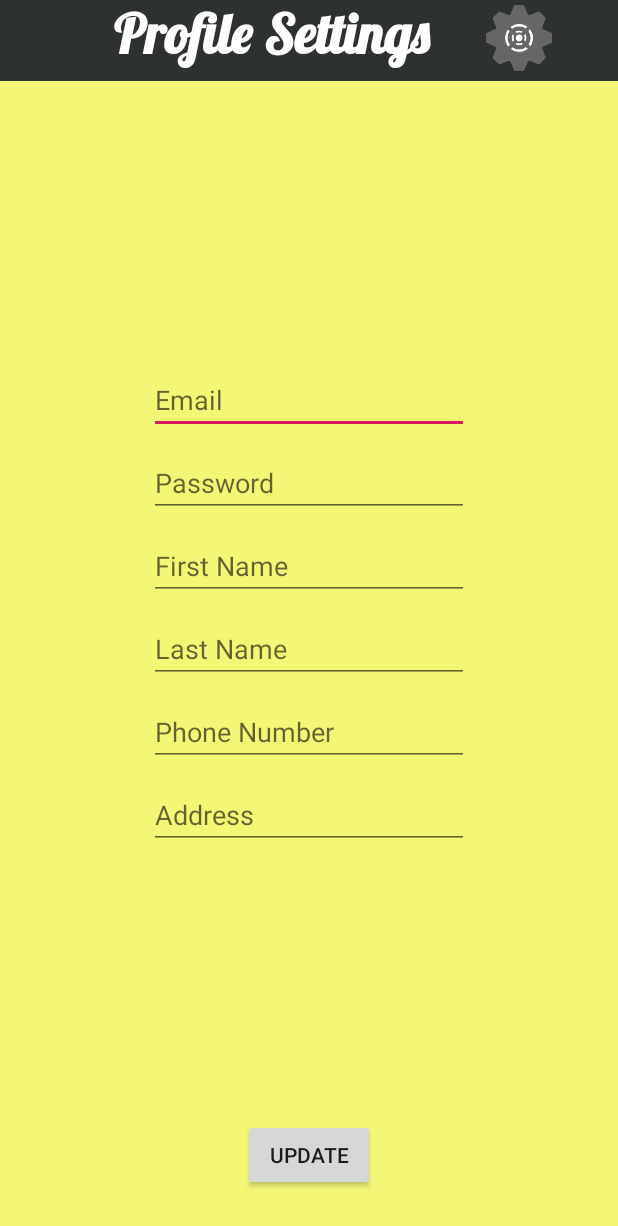
After one commit to Soulrecycler/ParkYardApp, an Android app: the ProfileActivity screen opened directly, with no data from a screen before it, on a phone screen of 412 x 824 dp. The commit adds this screen. Shown: the top 1226 px of the screen. Run offline under Robolectric (Android 15) with nearby library versions, the phone set to English and light mode, and no system bars; our stand-ins replace Firebase (no records; nobody signed in at launch, a user with empty details on screens opened directly); Roboto replaces fonts that are not available here.

Commit message:
Further work on profile activity, and update user db

```diff
--- a/app/src/main/AndroidManifest.xml
+++ b/app/src/main/AndroidManifest.xml
@@ -45,7 +45,7 @@
             </intent-filter>
         </activity>
         <activity android:name=".LoanActivity" />
-        <activity android:name=".Profile"></activity>
+        <activity android:name=".ProfileActivity"></activity>
     </application>
 
 </manifest>
--- a/app/src/main/java/com/application/parkyardapp/Profile.java
+++ /dev/null
@@ -1,13 +0,0 @@
-package com.application.parkyardapp;
-
-import android.support.v7.app.AppCompatActivity;
-import android.os.Bundle;
-
-public class Profile extends AppCompatActivity {
-
-    @Override
-    protected void onCreate(Bundle savedInstanceState) {
-        super.onCreate(savedInstanceState);
-        setContentView(R.layout.activity_profile);
-    }
-}
--- /dev/null
+++ b/app/src/main/java/com/application/parkyardapp/ProfileActivity.java
@@ -0,0 +1,160 @@
+package com.application.parkyardapp;
+
+import android.support.annotation.NonNull;
+import android.support.v7.app.AppCompatActivity;
+import android.os.Bundle;
+import android.util.Log;
+import android.view.View;
+import android.widget.Button;
+import android.widget.EditText;
+import android.widget.Toast;
+
+import com.google.android.gms.tasks.OnFailureListener;
+import com.google.android.gms.tasks.OnSuccessListener;
+import com.google.firebase.auth.FirebaseAuth;
+import com.google.firebase.firestore.DocumentReference;
+import com.google.firebase.firestore.DocumentSnapshot;
+import com.google.firebase.firestore.FirebaseFirestore;
+
+import java.util.HashMap;
+import java.util.Map;
+
+public class ProfileActivity extends AppCompatActivity {
+
+    private FirebaseAuth firebaseAuth;
+    private FirebaseFirestore db;
+    private DocumentReference userRef;
+    private String user_id,email,fname,lname,phone,address;
+    EditText userEmail,userFname,userLname,userPhone,userAddress;
+    Button updateBtn;
+
+    //static string for use in firestore function
+    private static final String TAG = "ProfileActivity";
+
+
+    // assigner function
+    private void setupUI(){
+        userEmail = findViewById(R.id.etUserEmail);
+        userFname = findViewById(R.id.etFirstName);
+        userLname = findViewById(R.id.etLastName);
+        userPhone = findViewById(R.id.etUserPhone);
+        userAddress = findViewById(R.id.etUserAddress);
+
+        updateBtn = findViewById(R.id.updateBtn);
+    }
+
+    //fetch data from firebase and store in object variables
+    private void fetchData(){
+
+        firebaseAuth=FirebaseAuth.getInstance();
+        db = FirebaseFirestore.getInstance();
+
+        //fetch current user uid
+        user_id = FirebaseAuth.getInstance().getCurrentUser().getUid();
+        email = FirebaseAuth.getInstance().getCurrentUser().getEmail();
+
+        //fetch document using current user id
+        userRef = db.collection("users").document(user_id);
+
+        //fetch details from document and display first and last name of current user
+        userRef.get()
+                .addOnSuccessListener(new OnSuccessListener<DocumentSnapshot>() {
+                    @Override
+                    public void onSuccess(DocumentSnapshot documentSnapshot) {
+                        if(documentSnapshot.exists())
+                        {
+                            fname = documentSnapshot.getString("first_name");
+                            lname = documentSnapshot.getString("last_name");
+                            phone = documentSnapshot.getString("phone");
+                            address = documentSnapshot.getString("address");
+                        }
+                        else
+                        {
+                            Toast.makeText(ProfileActivity.this, "User Details do not exist", Toast.LENGTH_SHORT).show();
+                        }
+                    }
+                })
+                .addOnFailureListener(new OnFailureListener() {
+                    @Override
+                    public void onFailure(@NonNull Exception e) {
+
+                    }
+                });
+
+    }
+
+
+    private void displayCurrentData(){
+
+        userEmail.setText(email);
+        userFname.setText(fname);
+        userLname.setText(lname);
+        userPhone.setText(phone);
+        userAddress.setText(address);
+
+    }
+
+
+
+
+    @Override
+    protected void onCreate(Bundle savedInstanceState) {
+        super.onCreate(savedInstanceState);
+        setContentView(R.layout.activity_profile);
+
+        setupUI();
+        fetchData();
+
+        displayCurrentData();
+
+        updateBtn.setOnClickListener(new View.OnClickListener() {
+            @Override
+            public void onClick(View view) {
+
+
+                //Update values if the editText values are not empty
+                if (!userEmail.getText().toString().trim().isEmpty()) {
+                    email = userEmail.getText().toString().trim();
+                }
+                if (!userFname.getText().toString().trim().isEmpty()) {
+                    fname = userFname.getText().toString().trim();
+                }
+                if (!userLname.getText().toString().trim().isEmpty()) {
+                    lname = userLname.getText().toString().trim();
+                }
+                if (!userPhone.getText().toString().trim().isEmpty()) {
+                    phone = userPhone.getText().toString().trim();
+                }
+                if (!userAddress.getText().toString().trim().isEmpty()) {
+                    address = userAddress.getText().toString().trim();
+                }
+
+                Map<String, Object> user = new HashMap<>();
+                user.put("first_name",fname );
+                user.put("last_name",lname );
+                user.put("phone",phone );
+                user.put("address",address );
+
+                String user_id = FirebaseAuth.getInstance().getCurrentUser().getUid();
+
+                db.collection("users").document(user_id).set(user)
+                        .addOnSuccessListener(new OnSuccessListener<Void>() {
+                            @Override
+                            public void onSuccess(Void aVoid) {
+                                Toast.makeText(ProfileActivity.this, "User Information Saved", Toast.LENGTH_SHORT).show();
+                            }
+                        })
+                        .addOnFailureListener(new OnFailureListener() {
+                            @Override
+                            public void onFailure(@NonNull Exception e) {
+                                Toast.makeText(ProfileActivity.this, "Error!", Toast.LENGTH_SHORT).show();
+                                Log.d(TAG,e.toString());
+                            }
+                        });
+
+
+            }
+        });
+
+    }
+}
--- a/app/src/main/java/com/application/parkyardapp/SettingsActivity.java
+++ b/app/src/main/java/com/application/parkyardapp/SettingsActivity.java
@@ -14,17 +14,25 @@ public class SettingsActivity extends AppCompatActivity {
 
 
     Button changeProfileBtn,changePassBtn,supportBtn,logoutBtn;
-    FirebaseAuth firebaseAuth;
+    private FirebaseAuth firebaseAuth;
 
     @Override
     protected void onCreate(Bundle savedInstanceState) {
         super.onCreate(savedInstanceState);
         setContentView(R.layout.activity_settings);
 
+        changeProfileBtn = findViewById(R.id.changeProfileBtn);
         logoutBtn = findViewById(R.id.logoutBtn);
 
         firebaseAuth = FirebaseAuth.getInstance();
 
+
+        changeProfileBtn.setOnClickListener(new View.OnClickListener() {
+            @Override
+            public void onClick(View view) {
+                startActivity(new Intent(SettingsActivity.this,ProfileActivity.class));
+            }
+        });
 
         logoutBtn.setOnClickListener(new View.OnClickListener() {
             @Override
--- a/app/src/main/res/layout/activity_profile.xml
+++ b/app/src/main/res/layout/activity_profile.xml
@@ -4,6 +4,139 @@
     xmlns:tools="http://schemas.android.com/tools"
     android:layout_width="match_parent"
     android:layout_height="match_parent"
-    tools:context=".Profile">
+    android:background="#f4f776"
+    tools:context=".ProfileActivity">
+
+    <TextView
+        android:id="@+id/homeHeader"
+        android:layout_width="match_parent"
+        android:layout_height="wrap_content"
+        android:gravity="center"
+        android:paddingLeft="-50dp"
+        android:text="Profile Settings"
+        android:textColor="@android:color/background_light"
+        android:textSize="36sp"
+        android:textStyle="bold"
+        app:fontFamily="@font/lobster"
+        android:background="#2e3131"
+        app:layout_constraintEnd_toEndOf="parent"
+        app:layout_constraintStart_toStartOf="parent"
+        app:layout_constraintTop_toTopOf="parent" />
+
+    <ImageView
+        android:id="@+id/homeLogoView"
+        android:layout_width="69dp"
+        android:layout_height="44dp"
+        android:layout_marginLeft="280dp"
+        android:layout_marginTop="3dp"
+        app:layout_constraintEnd_toEndOf="parent"
+        app:layout_constraintStart_toStartOf="parent"
+        app:layout_constraintTop_toTopOf="parent"
+        app:srcCompat="@drawable/settings_logo" />
+
+    <LinearLayout
+        android:id="@+id/detailsContainer"
+        android:layout_width="wrap_content"
+        android:layout_height="wrap_content"
+        app:layout_constraintTop_toBottomOf="@+id/homeHeader"
+        app:layout_constraintBottom_toTopOf="@id/updateBtn"
+        app:layout_constraintStart_toStartOf="parent"
+        app:layout_constraintEnd_toEndOf="parent"
+        >
+
+        <ScrollView
+            android:id="@+id/userDetailsView"
+            android:layout_width="wrap_content"
+            android:layout_height="wrap_content"
+            >
+
+            <LinearLayout
+                android:layout_width="match_parent"
+                android:layout_height="wrap_content"
+                android:orientation="vertical" >
+
+                <EditText
+                    android:id="@+id/etUserEmail"
+                    android:layout_width="wrap_content"
+                    android:layout_height="wrap_content"
+                    android:layout_alignParentTop="true"
+                    android:layout_centerHorizontal="true"
+                    android:ems="10"
+                    android:layout_marginTop="10dp"
+                    android:hint="Email"
+                    android:inputType="textEmailAddress" />
+
+                <EditText
+                    android:id="@+id/etUserpass"
+                    android:layout_width="wrap_content"
+                    android:layout_height="wrap_content"
+                    android:layout_centerInParent="true"
+                    android:ems="10"
+                    android:layout_marginTop="10dp"
+                    android:hint="Password"
+                    android:inputType="textPassword" />
+
+                <EditText
+                    android:id="@+id/etFirstName"
+                    android:layout_width="wrap_content"
+                    android:layout_height="wrap_content"
+                    android:layout_alignParentTop="true"
+                    android:layout_centerHorizontal="true"
+                    android:ems="10"
+                    android:layout_marginTop="10dp"
+                    android:hint="First Name"
+                    android:inputType="textPersonName" />
+
+                <EditText
+                    android:id="@+id/etLastName"
+                    android:layout_width="wrap_content"
+                    android:layout_height="wrap_content"
+                    android:layout_alignParentTop="true"
+                    android:layout_centerHorizontal="true"
+                    android:ems="10"
+                    android:layout_marginTop="10dp"
+                    android:hint="Last Name"
+                    android:inputType="textPersonName" />
+
+                <EditText
+                    android:id="@+id/etUserPhone"
+                    android:layout_width="wrap_content"
+                    android:layout_height="wrap_content"
+                    android:layout_alignParentTop="true"
+                    android:layout_centerHorizontal="true"
+                    android:ems="10"
+                    android:layout_marginTop="10dp"
+                    android:hint="Phone Number"
+                    android:inputType="phone"/>
+
+                <EditText
+                    android:id="@+id/etUserAddress"
+                    android:layout_width="wrap_content"
+                    android:layout_height="wrap_content"
+                    android:layout_alignParentTop="true"
+                    android:layout_centerHorizontal="true"
+                    android:ems="10"
+                    android:layout_marginTop="10dp"
+                    android:hint="Address"
+                    android:inputType="textPostalAddress"/>
+
+
+
+            </LinearLayout>
+        </ScrollView>
+
+    </LinearLayout>
+
+    <Button
+        android:id="@+id/updateBtn"
+        android:layout_width="wrap_content"
+        android:layout_height="wrap_content"
+        android:text="update"
+        app:layout_constraintBottom_toBottomOf="parent"
+        app:layout_constraintStart_toStartOf="parent"
+        app:layout_constraintEnd_toEndOf="parent"
+        android:layout_marginBottom="30dp"
+        />
+
 
 </android.support.constraint.ConstraintLayout>
```
